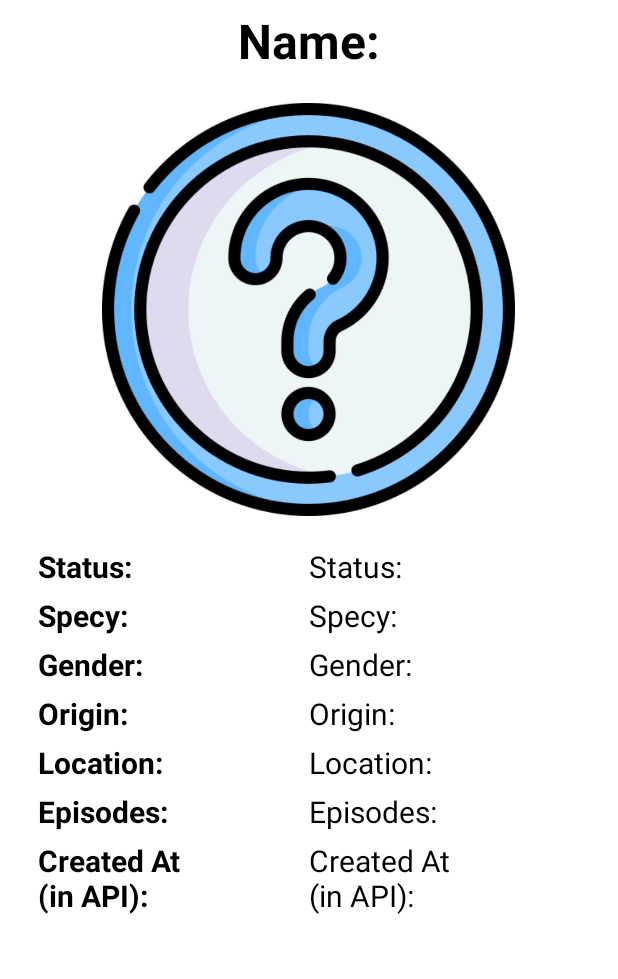
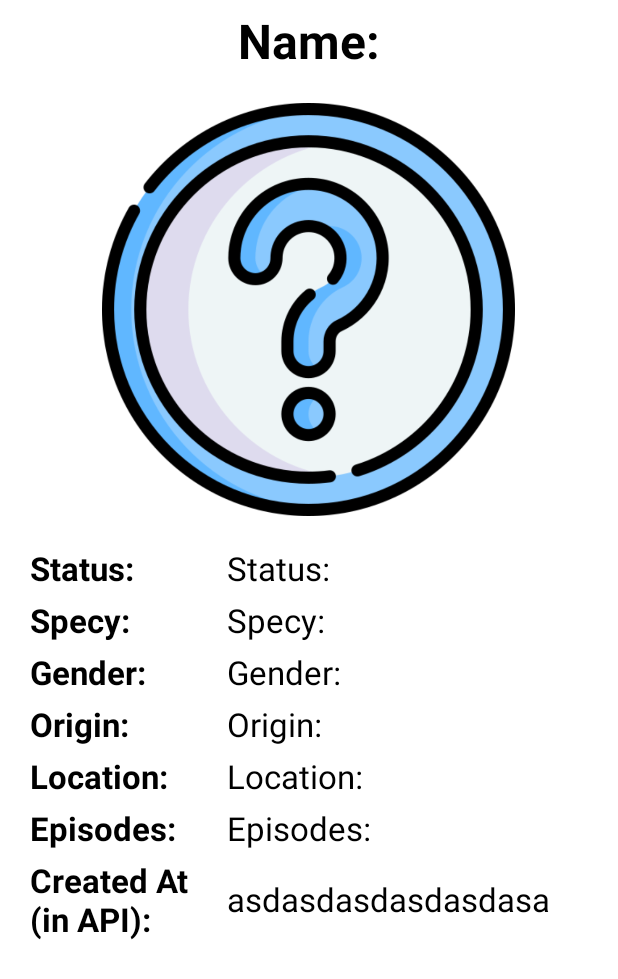
Before and after one commit to fcatadev/RickAndMortyApp, an Android app: the layout fragment_character_detail.xml on its own in the app's theme, with its tools: preview values and no code run, on a phone screen of 412 x 824 dp. Shown: the top 979 px of the screen. Run offline under Robolectric (Android 15) with nearby library versions, the phone set to English and light mode, and no system bars; network calls fail.

Commit message:
- The detail page was edited and the necessary data was obtained and displayed on the screen.

```diff
--- a/app/src/main/java/com/fcadev/rickandmortyapp/ui/view/characterDetail/CharacterDetailFragment.kt
+++ b/app/src/main/java/com/fcadev/rickandmortyapp/ui/view/characterDetail/CharacterDetailFragment.kt
@@ -42,6 +42,10 @@ class CharacterDetailFragment : Fragment() {
             binding.tvStatusContent.text = args.characterStatus.toString()
             binding.tvGenderContent.text = args.characterGender.toString()
             binding.tvCreatedAtContent.text = args.characterCreated.toString()
+            binding.tvOriginContent.text = args.characterOrigin.toString()
+            binding.tvLocationContent.text = args.characterLocation.toString()
+            binding.tvSpecyContent.text = args.characterSpecy.toString()
+            //binding.tvEpisodesContent.text = args.characterEpisodes.toString()
         }
     }
 }
--- a/app/src/main/res/layout/fragment_character_detail.xml
+++ b/app/src/main/res/layout/fragment_character_detail.xml
@@ -23,27 +23,24 @@
         android:layout_width="275dp"
         android:layout_height="275dp"
         android:layout_gravity="center"
-        android:layout_marginStart="50dp"
-        android:layout_marginTop="20dp"
-        android:layout_marginEnd="50dp"
-        android:layout_marginBottom="20dp"
+        android:layout_marginHorizontal="50dp"
+        android:layout_marginVertical="20dp"
         android:src="@drawable/unknown" />
 
-    <LinearLayout
+    <androidx.constraintlayout.widget.ConstraintLayout
         android:id="@+id/llBaseLayout"
         android:layout_width="match_parent"
         android:layout_height="wrap_content"
-        android:layout_marginStart="25dp"
-        android:layout_marginEnd="25dp"
-        android:layout_weight="2"
-        android:orientation="horizontal">
+        android:layout_marginHorizontal="20dp"
+        android:layout_marginBottom="20dp">
 
         <LinearLayout
             android:id="@+id/llDetailHeaders"
             android:layout_width="wrap_content"
             android:layout_height="wrap_content"
-            android:layout_weight="1"
-            android:orientation="vertical">
+            android:orientation="vertical"
+            app:layout_constraintStart_toStartOf="parent"
+            app:layout_constraintTop_toTopOf="parent">
 
             <TextView
                 android:id="@+id/tvStatus"
@@ -52,7 +49,7 @@
                 android:layout_marginBottom="5dp"
                 android:text="@string/status"
                 android:textColor="@color/black"
-                android:textSize="20sp"
+                android:textSize="22sp"
                 android:textStyle="bold" />
 
             <TextView
@@ -62,7 +59,7 @@
                 android:layout_marginBottom="5dp"
                 android:text="@string/specy"
                 android:textColor="@color/black"
-                android:textSize="20sp"
+                android:textSize="22sp"
                 android:textStyle="bold" />
 
             <TextView
@@ -72,7 +69,7 @@
                 android:layout_marginBottom="5dp"
                 android:text="@string/gender"
                 android:textColor="@color/black"
-                android:textSize="20sp"
+                android:textSize="22sp"
                 android:textStyle="bold" />
 
             <TextView
@@ -82,7 +79,7 @@
                 android:layout_marginBottom="5dp"
                 android:text="@string/origin"
                 android:textColor="@color/black"
-                android:textSize="20sp"
+                android:textSize="22sp"
                 android:textStyle="bold" />
 
             <TextView
@@ -92,7 +89,7 @@
                 android:layout_marginBottom="5dp"
                 android:text="@string/location"
                 android:textColor="@color/black"
-                android:textSize="20sp"
+                android:textSize="22sp"
                 android:textStyle="bold" />
 
             <TextView
@@ -102,17 +99,17 @@
                 android:layout_marginBottom="5dp"
                 android:text="@string/episodes"
                 android:textColor="@color/black"
-                android:textSize="20sp"
+                android:textSize="22sp"
                 android:textStyle="bold" />
 
             <TextView
-                android:id="@+id/tvCreatedAt"
+                android:id="@+id/tvCreatedAtGone"
                 android:layout_width="wrap_content"
+                android:visibility="invisible"
                 android:layout_height="wrap_content"
-                android:layout_marginBottom="5dp"
                 android:text="@string/created_at_n_in_api"
                 android:textColor="@color/black"
-                android:textSize="20sp"
+                android:textSize="22sp"
                 android:textStyle="bold" />
 
         </LinearLayout>
@@ -121,8 +118,10 @@
             android:id="@+id/llDetailContents"
             android:layout_width="wrap_content"
             android:layout_height="wrap_content"
-            android:layout_weight="1"
-            android:orientation="vertical">
+            android:layout_marginStart="20dp"
+            android:orientation="vertical"
+            app:layout_constraintStart_toEndOf="@+id/llDetailHeaders"
+            app:layout_constraintTop_toTopOf="parent">
 
             <TextView
                 android:id="@+id/tvStatusContent"
@@ -131,7 +130,7 @@
                 android:layout_marginBottom="5dp"
                 android:text="@string/status"
                 android:textColor="@color/black"
-                android:textSize="20sp" />
+                android:textSize="22sp" />
 
             <TextView
                 android:id="@+id/tvSpecyContent"
@@ -140,7 +139,7 @@
                 android:layout_marginBottom="5dp"
                 android:text="@string/specy"
                 android:textColor="@color/black"
-                android:textSize="20sp" />
+                android:textSize="22sp" />
 
             <TextView
                 android:id="@+id/tvGenderContent"
@@ -149,7 +148,7 @@
                 android:layout_marginBottom="5dp"
                 android:text="@string/gender"
                 android:textColor="@color/black"
-                android:textSize="20sp" />
+                android:textSize="22sp" />
 
             <TextView
                 android:id="@+id/tvOriginContent"
@@ -158,7 +157,7 @@
                 android:layout_marginBottom="5dp"
                 android:text="@string/origin"
                 android:textColor="@color/black"
-                android:textSize="20sp" />
+                android:textSize="22sp" />
 
             <TextView
                 android:id="@+id/tvLocationContent"
@@ -167,7 +166,7 @@
                 android:layout_marginBottom="5dp"
                 android:text="@string/location"
                 android:textColor="@color/black"
-                android:textSize="20sp" />
+                android:textSize="22sp" />
 
             <TextView
                 android:id="@+id/tvEpisodesContent"
@@ -176,19 +175,40 @@
                 android:layout_marginBottom="5dp"
                 android:text="@string/episodes"
                 android:textColor="@color/black"
-                android:textSize="20sp" />
+                android:textSize="22sp" />
+
+        </LinearLayout>
+
+        <LinearLayout
+            android:layout_width="match_parent"
+            android:layout_height="match_parent"
+            app:layout_constraintBottom_toBottomOf="parent"
+            app:layout_constraintEnd_toEndOf="parent"
+            app:layout_constraintStart_toStartOf="parent"
+            app:layout_constraintTop_toBottomOf="@+id/llDetailContents">
+
+            <TextView
+                android:id="@+id/tvCreatedAt"
+                android:layout_width="wrap_content"
+                android:layout_height="wrap_content"
+                android:text="@string/created_at_n_in_api"
+                android:textColor="@color/black"
+                android:textSize="22sp"
+                android:textStyle="bold" />
+
 
             <TextView
                 android:id="@+id/tvCreatedAtContent"
                 android:layout_width="wrap_content"
                 android:layout_height="wrap_content"
-                android:layout_marginBottom="5dp"
-                android:text="@string/created_at_n_in_api"
+                android:layout_marginStart="20dp"
+                android:layout_gravity="center_vertical"
+                android:text="asdasdasdasdasdasa"
                 android:textColor="@color/black"
-                android:textSize="20sp" />
+                android:textSize="22sp" />
 
         </LinearLayout>
 
-    </LinearLayout>
+    </androidx.constraintlayout.widget.ConstraintLayout>
 
 </LinearLayout>
--- a/app/src/main/res/values/strings.xml
+++ b/app/src/main/res/values/strings.xml
@@ -11,5 +11,5 @@
     <string name="origin">Origin:</string>
     <string name="location">Location:</string>
     <string name="episodes">Episodes:</string>
-    <string name="created_at_n_in_api">Created At\n(in API):</string>
+    <string name="created_at_n_in_api">Created At \n(in API):</string>
 </resources>
```
Also changed, not shown: app/src/main/java/com/fcadev/rickandmortyapp/ui/view/characterList/CharacterListAdapter.kt (+16 -2 lines), app/src/main/res/navigation/nav_graph.xml (+16 -0 lines).
